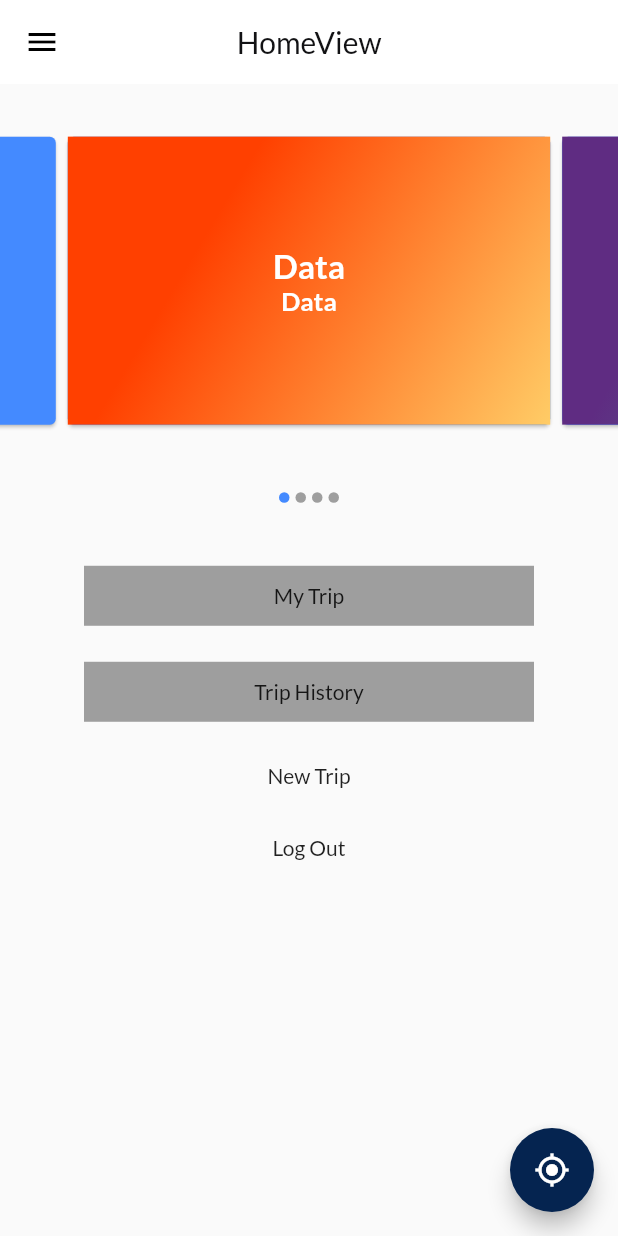
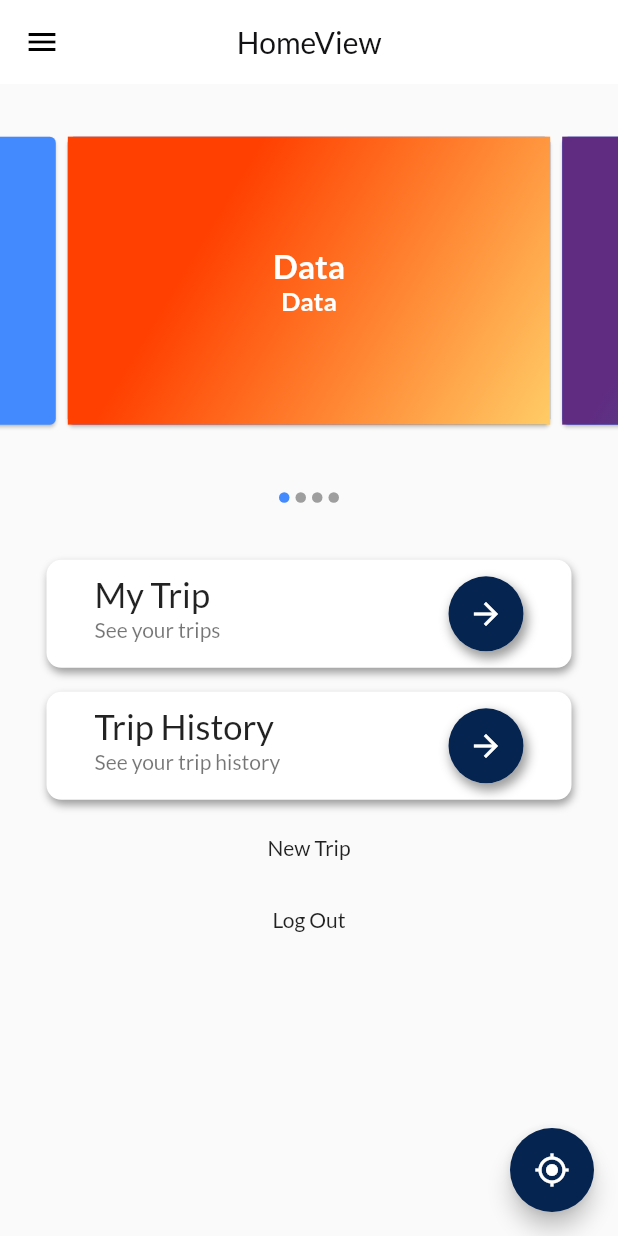
Before and after one commit to Anthrapper/Etrip, a Flutter app: the HomeView screen opened by its route, on a phone screen of 412 x 824 dp. Run offline on Flutter 3.47's test engine with Material 2 defaults, Android fonts, the phone set to English and light mode, and no system bars; drawn by our look-alikes of carousel_slider; our stand-ins replace firebase_auth, firebase_core, flutter_secure_storage, form_field_validator, geolocator, get and 2 more; missing offline and left inert: pin_entry_text_field; accounts and stored records are empty.

Commit message:
#22 Updated Home View

```diff
--- a/lib/app/modules/home/views/drawer.dart
+++ b/lib/app/modules/home/views/drawer.dart
@@ -90,7 +90,9 @@ class MyDrawer extends StatelessWidget {
                   thickness: 0.5,
                   // color: HexColorUtils.getColorFromHex(CustomColors.buttonColor1),
                 ),
-                Padding(
+                FlatButton(
+                  onPressed: (){},
+                  child: Padding(
                     padding: const EdgeInsets.fromLTRB(20, 20, 0, 30),
                     child: Row(
                       children: [
@@ -107,6 +109,7 @@ class MyDrawer extends StatelessWidget {
                       ],
                     ),
                   ),
+                ),
               ],
             ),
           ),
--- a/lib/app/modules/home/views/home_view.dart
+++ b/lib/app/modules/home/views/home_view.dart
@@ -103,28 +103,100 @@ class HomeView extends GetView<HomeController> {
                 children: [
                   Padding(
                     padding: const EdgeInsets.all(8.0),
+                    child: Container(
+                      width: 350,
+                      decoration: BoxDecoration(
+                          color: Colors.white,
+                          borderRadius: BorderRadius.circular(10),
+                          boxShadow: [
+                            BoxShadow(
+                              color: Colors.grey,
+                              blurRadius: 4,
+                              offset: Offset(1, 3),
+                            )
+                          ]),
                       child: FlatButton(
                         onPressed: () {},
-                      child: Container(
+                        child: ListTile(
+                          title: Text(
+                            'My Trip',
+                            style: TextStyle(
+                              fontSize: 23,
+                            ),
+                          ),
+                          subtitle: Text('See your trips'),
+                          trailing: Container(
+                            decoration: BoxDecoration(
+                              color: Colors.white,
+                              shape: BoxShape.circle,
+                              boxShadow: [
+                                BoxShadow(
+                                  blurRadius: 5,
                                   color: Colors.grey,
-                        height: 40,
-                        width: 300,
-                        child: Center(
-                          child: Text('My Trip'),
+                                  spreadRadius: 1,
+                                  offset: Offset(2, 4),
+                                )
+                              ],
+                            ),
+                            child: CircleAvatar(
+                              radius: 25,
+                              backgroundColor: HexColorUtils.getColorFromHex(
+                                  CustomColors.buttonColor),
+                              child: Icon(
+                                Icons.arrow_forward,
+                                color: Colors.white,
+                              ),
+                            ),
+                          ),
                         ),
                       ),
                     ),
                   ),
                   Padding(
                     padding: const EdgeInsets.all(8.0),
+                    child: Container(
+                      width: 350,
+                      decoration: BoxDecoration(
+                          color: Colors.white,
+                          borderRadius: BorderRadius.circular(10),
+                          boxShadow: [
+                            BoxShadow(
+                              color: Colors.grey,
+                              blurRadius: 4,
+                              offset: Offset(1, 3),
+                            )
+                          ]),
                       child: FlatButton(
                         onPressed: () {},
-                      child: Container(
+                        child: ListTile(
+                          title: Text(
+                            'Trip History',
+                            style: TextStyle(fontSize: 23),
+                          ),
+                          subtitle: Text('See your trip history'),
+                          trailing: Container(
+                            decoration: BoxDecoration(
+                              color: Colors.white,
+                              shape: BoxShape.circle,
+                              boxShadow: [
+                                BoxShadow(
+                                  blurRadius: 5,
                                   color: Colors.grey,
-                        height: 40,
-                        width: 300,
-                        child: Center(
-                          child: Text('Trip History'),
+                                  spreadRadius: 1,
+                                  offset: Offset(2, 4),
+                                )
+                              ],
+                            ),
+                            child: CircleAvatar(
+                              radius: 25,
+                              backgroundColor: HexColorUtils.getColorFromHex(
+                                  CustomColors.buttonColor),
+                              child: Icon(
+                                Icons.arrow_forward,
+                                color: Colors.white,
+                              ),
+                            ),
+                          ),
                         ),
                       ),
                     ),
```
Also changed, not shown: 1 other file. Lines whose indentation alone changed are shown as unchanged.
